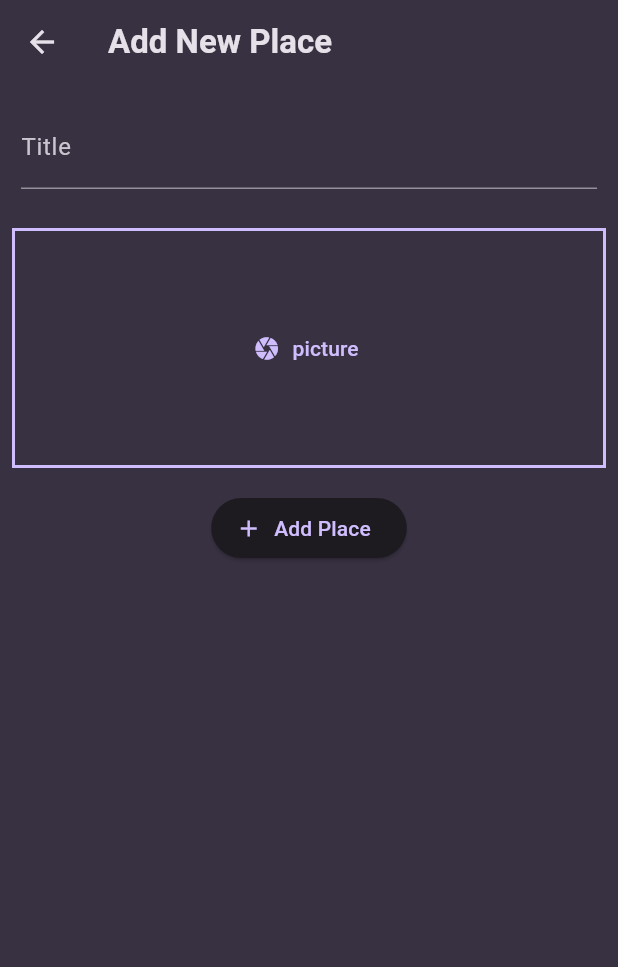
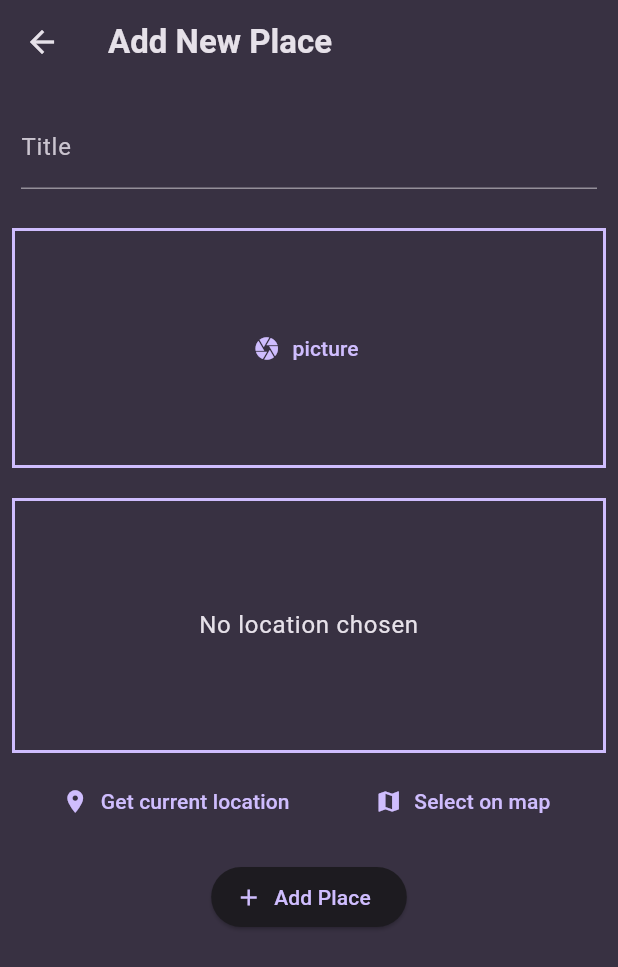
Before and after one commit to Guruprasad-C/Noventra, a Flutter app: the AddPlace screen opened directly, on a phone screen of 412 x 824 dp. Shown: the top 967 px of the screen. Run offline on Flutter 3.47's test engine with Material 3 defaults, Android fonts, the phone set to English and light mode, and no system bars; our stand-ins replace flutter_riverpod, google_fonts, image_picker, location.

Commit message:
Add location input widget and integrate location services for place creation

```diff
--- a/lib/screens/add_place.dart
+++ b/lib/screens/add_place.dart
@@ -3,6 +3,7 @@ import 'package:flutter/material.dart';
 import 'package:flutter_riverpod/flutter_riverpod.dart';
 import 'package:sixth_app/providers/user_places.dart';
 import 'package:sixth_app/widgets/image_input.dart';
+import 'package:sixth_app/widgets/location_input.dart';
 
 class AddPlace extends ConsumerStatefulWidget {
   const AddPlace({super.key});
@@ -58,6 +59,8 @@ class _AddPlaceState extends ConsumerState<AddPlace> {
                 _onSelectedImage = image;
               },
             ),
+            const SizedBox(height: 12),
+            LocationInput(),
             const SizedBox(height: 16),
             Center(
               child: ElevatedButton.icon(
--- /dev/null
+++ b/lib/widgets/location_input.dart
@@ -0,0 +1,101 @@
+import 'package:flutter/material.dart';
+import 'package:location/location.dart';
+
+class LocationInput extends StatefulWidget {
+  const LocationInput({super.key});
+
+  @override
+  State<LocationInput> createState() => _LocationInputState();
+}
+
+class _LocationInputState extends State<LocationInput> {
+  Location? _pickedLocation;
+  var _isGettingLocation = false;
+
+  void _getCurrentLocation() async {
+    Location location = Location();
+
+    bool serviceEnabled;
+    PermissionStatus permissionGranted;
+    LocationData locationData;
+
+    serviceEnabled = await location.serviceEnabled();
+    if (!serviceEnabled) {
+      serviceEnabled = await location.requestService();
+      if (!serviceEnabled) {
+        return;
+      }
+    }
+
+    permissionGranted = await location.hasPermission();
+    if (permissionGranted == PermissionStatus.denied) {
+      permissionGranted = await location.requestPermission();
+      if (permissionGranted != PermissionStatus.granted) {
+        return;
+      }
+    }
+
+    setState(() {
+      _isGettingLocation = true;
+    });
+
+    locationData = await location.getLocation();
+
+    setState(() {
+      _isGettingLocation = false;
+    });
+
+    print(locationData.latitude);
+    print(locationData.longitude);
+  }
+
+  @override
+  Widget build(BuildContext context) {
+    Widget previewContent = Text(
+      'No location chosen',
+      textAlign: TextAlign.center,
+      style: Theme.of(context).textTheme.bodyLarge!.copyWith(
+        color: Theme.of(context).colorScheme.onSurface,
+      ),
+    );
+
+    if (_isGettingLocation) {
+      previewContent = const CircularProgressIndicator();
+    }
+
+    return Column(
+      children: [
+        Padding(
+          padding: const EdgeInsets.all(8.0),
+          child: Container(
+            height: 170,
+            width: double.infinity,
+            alignment: Alignment.center,
+            decoration: BoxDecoration(
+              border: Border.all(
+                width: 2,
+                color: Theme.of(context).colorScheme.primary.withValues(),
+              ),
+            ),
+            child: previewContent,
+          ),
+        ),
+        Row(
+          mainAxisAlignment: MainAxisAlignment.spaceEvenly,
+          children: [
+            TextButton.icon(
+              onPressed: _getCurrentLocation,
+              icon: Icon(Icons.location_on),
+              label: Text('Get current location'),
+            ),
+            TextButton.icon(
+              onPressed: () {},
+              icon: Icon(Icons.map),
+              label: Text('Select on map'),
+            ),
+          ],
+        ),
+      ],
+    );
+  }
+}
--- a/pubspec.yaml
+++ b/pubspec.yaml
@@ -38,6 +38,7 @@ dependencies:
   uuid: ^4.5.1
   flutter_riverpod: ^3.0.3
   image_picker: ^1.2.0
+  location: ^8.0.1
 
 dev_dependencies:
   flutter_test:
```
Also changed, not shown: pubspec.lock, 2 other files.
